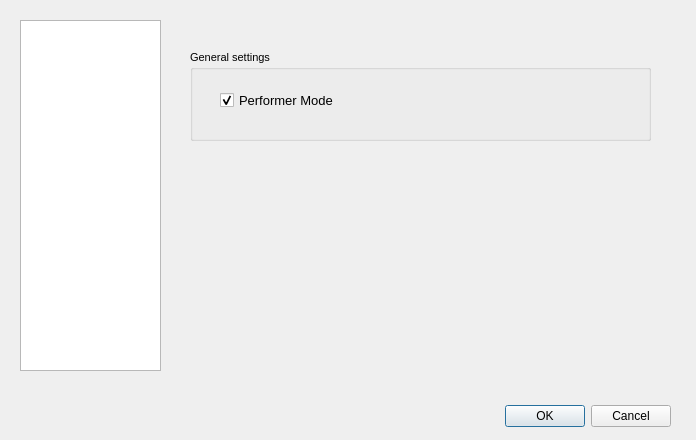
The window that settings_dialog.ui (tschen/PyKS) describes before a commit, drawn with Qt 5.
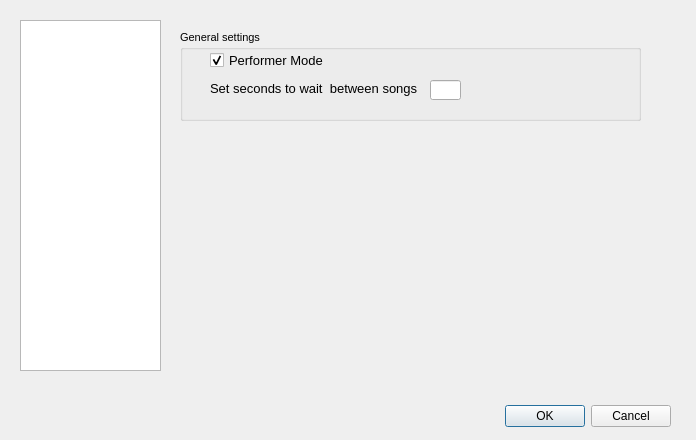
The same window after the commit. The open tabs and pages were chosen to show the change.

Patch:
```diff
--- a/settings_dialog.ui
+++ b/settings_dialog.ui
@@ -53,8 +53,8 @@
   <widget class="QStackedWidget" name="stackedWidget">
    <property name="geometry">
     <rect>
-     <x>190</x>
-     <y>20</y>
+     <x>180</x>
+     <y>0</y>
      <width>471</width>
      <height>351</height>
     </rect>
@@ -89,7 +89,7 @@
       <property name="geometry">
        <rect>
         <x>30</x>
-        <y>40</y>
+        <y>20</y>
         <width>299</width>
         <height>20</height>
        </rect>
@@ -108,6 +108,39 @@
        <bool>true</bool>
       </property>
      </widget>
+     <widget class="QLineEdit" name="secondsToWaitTextBox">
+      <property name="geometry">
+       <rect>
+        <x>250</x>
+        <y>50</y>
+        <width>31</width>
+        <height>20</height>
+       </rect>
+      </property>
+      <property name="font">
+       <font>
+        <pointsize>10</pointsize>
+       </font>
+      </property>
+     </widget>
+     <widget class="QLabel" name="label_5">
+      <property name="geometry">
+       <rect>
+        <x>30</x>
+        <y>50</y>
+        <width>211</width>
+        <height>16</height>
+       </rect>
+      </property>
+      <property name="font">
+       <font>
+        <pointsize>10</pointsize>
+       </font>
+      </property>
+      <property name="text">
+       <string>Set seconds to wait  between songs</string>
+      </property>
+     </widget>
     </widget>
    </widget>
    <widget class="QWidget" name="page_2">
```
Left out of the diff: 17 changed lines with no effect on the pictures.
